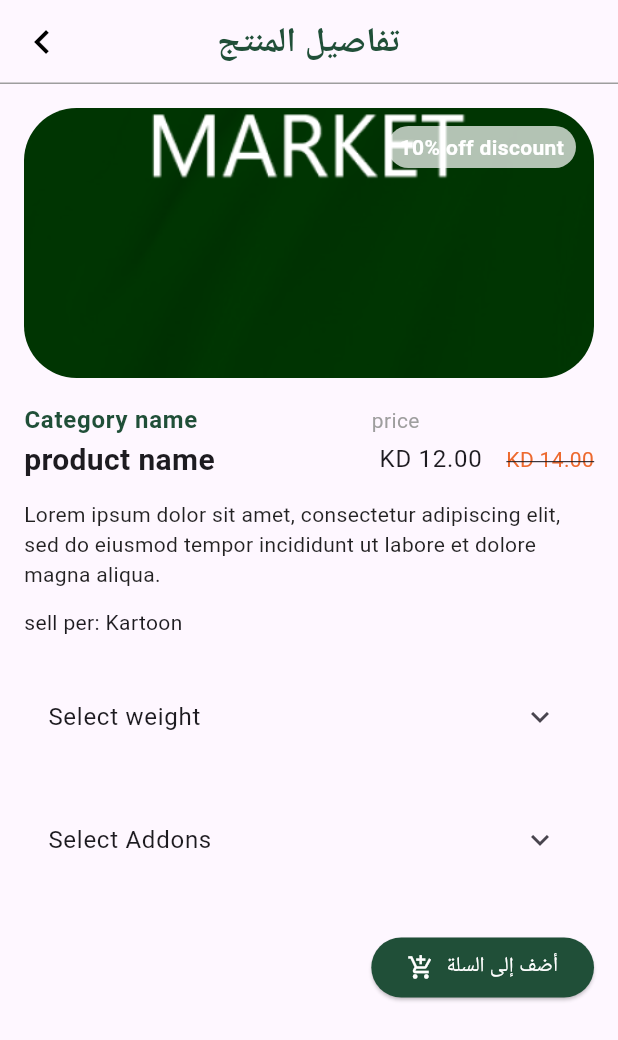
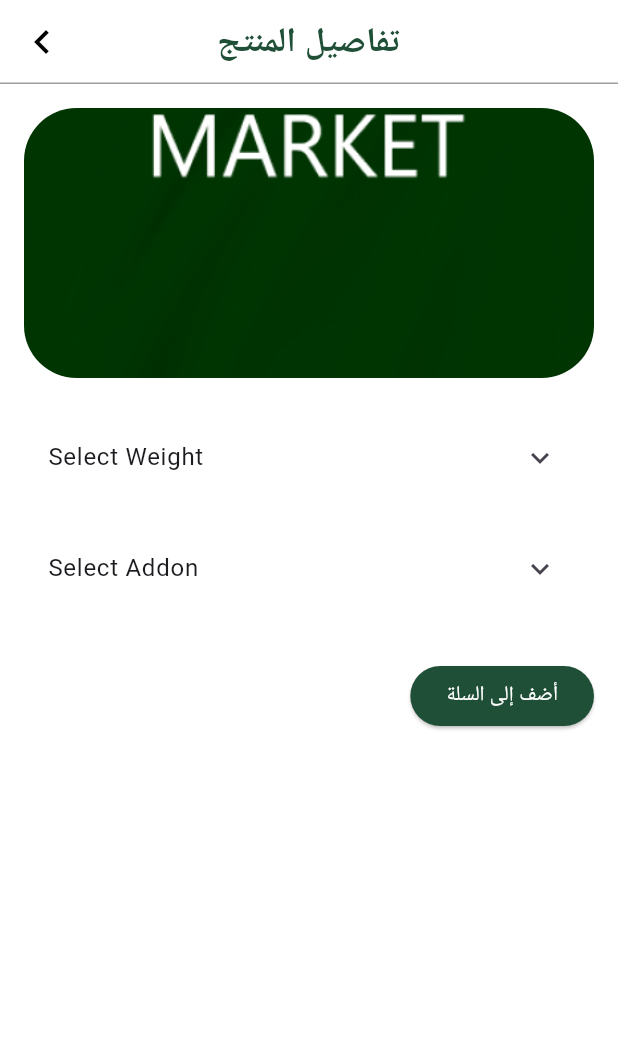
Before and after one commit to zyad-abdelhamed/fruits-app, a Flutter app: the ProductDetailsView screen opened directly, on a phone screen of 412 x 824 dp. Shown: the top 1040 px of the screen. Run offline on Flutter 3.47's test engine with Material 3 defaults, Android fonts, the phone set to English and light mode, and no system bars; our stand-ins replace get_it, shared_preferences; missing offline and left inert: otp_plus; accounts and stored records are empty; Roboto replaces fonts that are missing (Cairo).

Commit message:
modify some bugs

```diff
--- a/lib/core/theme/app_theme.dart
+++ b/lib/core/theme/app_theme.dart
@@ -6,6 +6,7 @@ import 'package:fruits_app/core/theme/app_colors.dart';
 ThemeData appTheme = ThemeData(
   useMaterial3: true,
   brightness: Brightness.light,
+  scaffoldBackgroundColor: Colors.white,
   primaryColor: AppColors.primaryColor,
   appBarTheme: _appBarTheme,
   elevatedButtonTheme: _elevatedButtonTheme,
--- /dev/null
+++ b/lib/features/dashboard/models/option_group_model.dart
@@ -0,0 +1,11 @@
+class OptionGroupModel {
+  final String label;
+  final String price;
+  final String value;
+
+  const OptionGroupModel({
+    required this.label,
+    required this.price,
+    required this.value,
+  });
+}
--- a/lib/features/dashboard/views/dashboard_view.dart
+++ b/lib/features/dashboard/views/dashboard_view.dart
@@ -77,10 +77,5 @@ class _DashboardViewState extends State<DashboardView> {
 
   void _updatePage(int value) {
     currentIndexNotifier.value = value;
-    _pageController.animateToPage(
-      value,
-      duration: const Duration(milliseconds: 300),
-      curve: Curves.easeInOut,
-    );
   }
 }
--- a/lib/features/dashboard/views/product_details_view.dart
+++ b/lib/features/dashboard/views/product_details_view.dart
@@ -1,11 +1,31 @@
-import 'package:flutter/material.dart' hide BackButton;
+import 'package:flutter/material.dart';
 import 'package:fruits_app/core/constants/constants_values.dart';
 import 'package:fruits_app/core/constants/images_routes_constants.dart';
-import 'package:fruits_app/core/theme/app_colors.dart';
 import 'package:fruits_app/core/widgets/back_button.dart';
+import 'package:fruits_app/features/dashboard/models/option_group_model.dart';
+import 'package:fruits_app/features/dashboard/widgets/radio_options_tile.dart';
 
-class ProductDetailsView extends StatelessWidget {
+class ProductDetailsView extends StatefulWidget {
   const ProductDetailsView({super.key});
+
+  @override
+  State<ProductDetailsView> createState() => _ProductDetailsViewState();
+}
+
+class _ProductDetailsViewState extends State<ProductDetailsView> {
+  String? selectedWeight;
+  String? selectedAddon;
+
+  final List<OptionGroupModel> weightOptions = const [
+    OptionGroupModel(label: '50 Gram', price: 'KD 4.00', value: '50g'),
+    OptionGroupModel(label: '1 Kg', price: 'KD 6.25', value: '1kg'),
+    OptionGroupModel(label: '2 Kg', price: 'KD 12.00', value: '2kg'),
+  ];
+
+  final List<OptionGroupModel> addonOptions = const [
+    OptionGroupModel(label: 'Extra Sugar', price: 'KD 1.00', value: 'sugar'),
+    OptionGroupModel(label: 'Extra Ice', price: 'KD 0.50', value: 'ice'),
+  ];
 
   @override
   Widget build(BuildContext context) {
@@ -15,165 +35,43 @@ class ProductDetailsView extends StatelessWidget {
         leading: const AppBackButton(),
       ),
       body: SingleChildScrollView(
-        padding: const EdgeInsets.all(16.0),
+        padding: const EdgeInsets.all(16),
         child: Column(
           crossAxisAlignment: CrossAxisAlignment.end,
           children: [
-            // بانر المنتج
-            Stack(
-              children: [
-                ClipRRect(
-                  borderRadius: BorderRadius.circular(
-                    ConstantsValues.cardBorderRadius,
-                  ),
-                  child: Image.asset(
-                    ImagesRoutesConstants.splashScreen,
-                    height: 180,
-                    width: double.infinity,
-                    fit: BoxFit.cover,
-                  ),
-                ),
-                Positioned(
-                  top: 12,
-                  right: 12,
-                  child: Container(
-                    padding: const EdgeInsets.symmetric(
-                      horizontal: 8,
-                      vertical: 4,
-                    ),
-                    decoration: BoxDecoration(
-                      color: Colors.white70,
-                      borderRadius: BorderRadius.circular(
-                        ConstantsValues.fullCircularRadius,
-                      ),
-                    ),
-                    child: const Text(
-                      '10% off discount',
-                      style: TextStyle(
-                        color: Colors.white,
-                        fontWeight: FontWeight.bold,
-                      ),
-                    ),
-                  ),
-                ),
-              ],
-            ),
+            _productBanner(),
+            const SizedBox(height: 24),
+
+            OptionGroupWidget(options: weightOptions, title: 'Select Weight'),
 
             const SizedBox(height: 16),
 
-            Row(
-              children: [
-                Text(
-                  'Category name',
-                  style: TextTheme.of(context).bodyLarge!.copyWith(
-                    fontWeight: FontWeight.bold,
-                    color: AppColors.primaryColor,
-                  ),
-                ),
-
-                Expanded(
-                  child: Text(
-                    'price',
-                    textAlign: TextAlign.center,
-                    style: TextStyle(color: Colors.grey),
-                  ),
-                ),
-              ],
-            ),
-            // اسم المنتج والسعر
-            Row(
-              children: [
-                Text(
-                  'product name',
-                  style: TextStyle(fontSize: 20, fontWeight: FontWeight.bold),
-                ),
-                const Spacer(),
-                Text('KD 12.00', style: TextTheme.of(context).bodyLarge),
-                const SizedBox(width: 16),
-                const Text(
-                  'KD 14.00',
-                  style: TextStyle(
-                    fontSize: 14,
-                    color: AppColors.orange,
-                    decoration: TextDecoration.lineThrough,
-                  ),
-                ),
-              ],
-            ),
-
-            const SizedBox(height: 12),
-
-            // وصف المنتج
-            const Text(
-              'Lorem ipsum dolor sit amet, consectetur adipiscing elit, sed do eiusmod tempor incididunt ut labore et dolore magna aliqua.',
-              style: TextStyle(fontSize: 14, color: Colors.black87),
-            ),
-
-            const SizedBox(height: 12),
-
-            // اسم البائع
-            Align(
-              alignment: Alignment.centerLeft,
-              child: const Text('sell per: Kartoon'),
-            ),
-
-            const SizedBox(height: 24),
-
-            // اختيار الوزن
-            ExpansionTile(
-              title: const Text("Select weight"),
-              children: [
-                _WeightOption(label: '50 Gram', price: 'KD 4.00'),
-                _WeightOption(label: '1 Kg', price: 'KD 6.25'),
-                _WeightOption(label: '2 Kg', price: 'KD 12.00'),
-              ],
-            ),
-
-            const SizedBox(height: 24),
-
-            // الإضافات
-            ExpansionTile(
-              title: const Text("Select Addons"),
-              children: [
-                _WeightOption(label: '50 Gram', price: 'KD 4.00'),
-                _WeightOption(label: '1 Kg', price: 'KD 6.25'),
-              ],
-            ),
+            OptionGroupWidget(options: addonOptions, title: 'Select Addon'),
 
             const SizedBox(height: 32),
 
-            // زر الإضافة للسلة
             ElevatedButton(
-              onPressed: () {},
-              child: Row(
-                mainAxisSize: MainAxisSize.min,
-                children: [
-                  const Icon(Icons.add_shopping_cart),
-                  const SizedBox(width: 8),
-                  const Text('أضف إلى السلة'),
-                ],
-              ),
+              onPressed: () {
+                debugPrint('Weight: $selectedWeight');
+                debugPrint('Addon: $selectedAddon');
+              },
+              child: const Text('أضف إلى السلة'),
             ),
           ],
         ),
       ),
     );
   }
-}
 
-// عنصر اختيار الوزن أو الإضافة
-class _WeightOption extends StatelessWidget {
-  final String label;
-  final String price;
-
-  const _WeightOption({required this.label, required this.price});
-
-  @override
-  Widget build(BuildContext context) {
-    return Chip(
-      label: Text('$label - $price'),
-      backgroundColor: Colors.grey.shade200,
-      padding: const EdgeInsets.symmetric(horizontal: 12, vertical: 8),
+  Widget _productBanner() {
+    return ClipRRect(
+      borderRadius: BorderRadius.circular(ConstantsValues.cardBorderRadius),
+      child: Image.asset(
+        ImagesRoutesConstants.splashScreen,
+        height: 180,
+        width: double.infinity,
+        fit: BoxFit.cover,
+      ),
     );
   }
 }
--- a/lib/features/dashboard/widgets/cart_widget.dart
+++ b/lib/features/dashboard/widgets/cart_widget.dart
@@ -3,7 +3,6 @@ import 'package:fruits_app/core/constants/app_strings.dart';
 import 'package:fruits_app/core/constants/images_routes_constants.dart';
 import 'package:fruits_app/core/utils/extentions/media_query_extention.dart';
 import 'package:fruits_app/core/utils/extentions/theme_extention.dart';
-import 'package:fruits_app/core/widgets/back_button.dart';
 import 'package:fruits_app/features/dashboard/models/product_model.dart';
 import 'package:fruits_app/features/dashboard/views/check_out_view.dart';
 import 'package:fruits_app/features/dashboard/widgets/cart_product_controls_widget.dart';
@@ -40,7 +39,10 @@ class CartWidget extends StatelessWidget {
     return Column(
       children: [
         // app bar
-        AppBar(leading: const AppBackButton(), title: Text(AppStrings.basket)),
+        AppBar(
+          automaticallyImplyLeading: false,
+          title: Text(AppStrings.basket),
+        ),
 
         const SizedBox(height: 8.0),
 
--- a/lib/features/dashboard/widgets/check_out_page_view.dart
+++ b/lib/features/dashboard/widgets/check_out_page_view.dart
@@ -19,6 +19,8 @@ class CheckoutPageView extends StatelessWidget {
       ),
       child: PageView(
         controller: _pageController,
+        physics:
+            const NeverScrollableScrollPhysics(), // Prevent user from swiping pages.
         children: const [
           DeliveryTimeSelectionWidget(),
           SelectAddressDeliveryWidget(),
--- a/lib/features/dashboard/widgets/custom_bottom_nav_bar.dart
+++ b/lib/features/dashboard/widgets/custom_bottom_nav_bar.dart
@@ -15,7 +15,8 @@ class CustomBottomNavBar extends StatelessWidget {
 
   @override
   Widget build(BuildContext context) {
-    return Container(
+    return SafeArea(
+      child: Container(
         padding: const EdgeInsets.symmetric(vertical: 10),
         decoration: BoxDecoration(
           color: AppColors.primaryColor,
@@ -36,7 +37,10 @@ class CustomBottomNavBar extends StatelessWidget {
               child: AnimatedContainer(
                 duration: const Duration(milliseconds: 350),
                 curve: Curves.easeOutCubic,
-              padding: const EdgeInsets.symmetric(horizontal: 14, vertical: 8),
+                padding: const EdgeInsets.symmetric(
+                  horizontal: 14,
+                  vertical: 8,
+                ),
                 decoration: BoxDecoration(
                   color: isSelected ? Colors.white : Colors.transparent,
                   borderRadius: BorderRadius.circular(32),
@@ -86,6 +90,7 @@ class CustomBottomNavBar extends StatelessWidget {
             );
           }),
         ),
+      ),
     );
   }
 }
--- a/lib/features/dashboard/widgets/favorites_widget.dart
+++ b/lib/features/dashboard/widgets/favorites_widget.dart
@@ -2,7 +2,6 @@ import 'package:flutter/material.dart';
 import 'package:fruits_app/core/constants/app_strings.dart';
 import 'package:fruits_app/core/constants/images_routes_constants.dart';
 import 'package:fruits_app/core/utils/extentions/media_query_extention.dart';
-import 'package:fruits_app/core/widgets/back_button.dart';
 import 'package:fruits_app/features/dashboard/models/product_model.dart';
 import 'package:fruits_app/features/dashboard/widgets/product_widget.dart';
 
@@ -15,7 +14,7 @@ class FavoritesWidget extends StatelessWidget {
       children: [
         // app bar
         AppBar(
-          leading: const AppBackButton(),
+          automaticallyImplyLeading: false,
           title: const Text(AppStrings.favorite),
         ),
 
--- a/lib/features/dashboard/widgets/more_widget.dart
+++ b/lib/features/dashboard/widgets/more_widget.dart
@@ -1,6 +1,5 @@
 import 'package:flutter/material.dart';
 import 'package:fruits_app/core/constants/app_strings.dart';
-import 'package:fruits_app/core/widgets/back_button.dart';
 import 'package:fruits_app/features/dashboard/widgets/profile_avatar.dart';
 import 'package:fruits_app/features/dashboard/widgets/setteings_options_list_view.dart';
 
@@ -14,7 +13,7 @@ class MoreWidget extends StatelessWidget {
         children: [
           // app bar
           AppBar(
-            leading: const AppBackButton(),
+            automaticallyImplyLeading: false,
             title: Text(AppStrings.fruitsMarket),
           ),
 
--- a/lib/features/dashboard/widgets/orders_widget.dart
+++ b/lib/features/dashboard/widgets/orders_widget.dart
@@ -1,7 +1,6 @@
 import 'package:flutter/material.dart';
 import 'package:fruits_app/core/constants/app_strings.dart';
 import 'package:fruits_app/core/utils/extentions/media_query_extention.dart';
-import 'package:fruits_app/core/widgets/back_button.dart';
 import 'package:fruits_app/features/dashboard/widgets/order_item_widget.dart';
 
 class OrdersWidget extends StatelessWidget {
@@ -13,7 +12,7 @@ class OrdersWidget extends StatelessWidget {
       children: [
         // app bar
         AppBar(
-          leading: const AppBackButton(),
+          automaticallyImplyLeading: false,
           title: Text(AppStrings.myOrders),
         ),
 
--- /dev/null
+++ b/lib/features/dashboard/widgets/radio_options_tile.dart
@@ -0,0 +1,64 @@
+import 'package:flutter/material.dart';
+import 'package:fruits_app/core/theme/app_colors.dart';
+import 'package:fruits_app/features/dashboard/models/option_group_model.dart';
+
+class OptionGroupWidget extends StatefulWidget {
+  final String title;
+  final List<OptionGroupModel> options;
+
+  const OptionGroupWidget({
+    super.key,
+    required this.title,
+    required this.options,
+  });
+
+  @override
+  State<OptionGroupWidget> createState() => _OptionGroupWidgetState();
+}
+
+class _OptionGroupWidgetState extends State<OptionGroupWidget> {
+  String? selectedValue;
+
+  @override
+  Widget build(BuildContext context) {
+    return ExpansionTile(
+      title: Text(widget.title),
+      children: widget.options
+          .map(
+            (option) => _RadioOptionTile(
+              option: option,
+              groupValue: selectedValue,
+              onChanged: (value) {
+                setState(() => selectedValue = value);
+              },
+            ),
+          )
+          .toList(),
+    );
+  }
+}
+
+class _RadioOptionTile extends StatelessWidget {
+  final OptionGroupModel option;
+  final String? groupValue;
+  final ValueChanged<String?> onChanged;
+
+  const _RadioOptionTile({
+    required this.option,
+    required this.groupValue,
+    required this.onChanged,
+  });
+
+  @override
+  Widget build(BuildContext context) {
+    return RadioListTile<String>(
+      value: option.value,
+      groupValue: groupValue,
+      onChanged: onChanged,
+      title: Text(option.label),
+      subtitle: Text(option.price),
+      activeColor: AppColors.primaryColor,
+      dense: true,
+    );
+  }
+}
```
Lines whose indentation alone changed are shown as unchanged.
